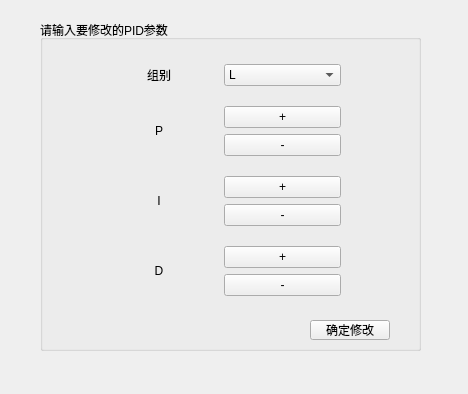
This is pid.ui in Jake5626/SerialAssistant_InvertedPendulum as Qt 5 draws it before an edit. The edited form follows.
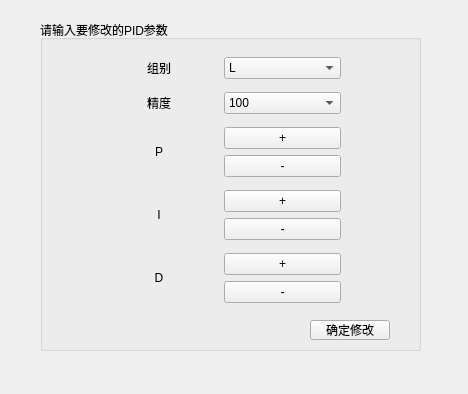
This is the edited form.

What changed in the file:
```diff
--- a/pid.ui
+++ b/pid.ui
@@ -35,23 +35,6 @@
      </rect>
     </property>
     <layout class="QGridLayout" name="gridLayout">
-     <item row="4" column="0">
-      <layout class="QHBoxLayout" name="horizontalLayout">
-       <item>
-        <widget class="QLabel" name="label">
-         <property name="text">
-          <string>P</string>
-         </property>
-         <property name="alignment">
-          <set>Qt::AlignCenter</set>
-         </property>
-         <property name="margin">
-          <number>20</number>
-         </property>
-        </widget>
-       </item>
-      </layout>
-     </item>
      <item row="3" column="0">
       <layout class="QHBoxLayout" name="horizontalLayout_2">
        <item>
@@ -69,7 +52,24 @@
        </item>
       </layout>
      </item>
-     <item row="6" column="0">
+     <item row="5" column="0">
+      <layout class="QHBoxLayout" name="horizontalLayout">
+       <item>
+        <widget class="QLabel" name="label">
+         <property name="text">
+          <string>P</string>
+         </property>
+         <property name="alignment">
+          <set>Qt::AlignCenter</set>
+         </property>
+         <property name="margin">
+          <number>20</number>
+         </property>
+        </widget>
+       </item>
+      </layout>
+     </item>
+     <item row="7" column="0">
       <layout class="QHBoxLayout" name="horizontalLayout_4">
        <item>
         <widget class="QLabel" name="label_2">
@@ -83,7 +83,7 @@
        </item>
       </layout>
      </item>
-     <item row="6" column="1">
+     <item row="7" column="1">
       <layout class="QVBoxLayout" name="verticalLayout_2">
        <item>
         <widget class="QPushButton" name="pushButton_3">
@@ -101,25 +101,7 @@
        </item>
       </layout>
      </item>
-     <item row="4" column="1">
-      <layout class="QVBoxLayout" name="verticalLayout">
-       <item>
-        <widget class="QPushButton" name="pushButton">
-         <property name="text">
-          <string>+</string>
-         </property>
-        </widget>
-       </item>
-       <item>
-        <widget class="QPushButton" name="pushButton_2">
-         <property name="text">
-          <string>-</string>
-         </property>
-        </widget>
-       </item>
-      </layout>
-     </item>
-     <item row="9" column="1">
+     <item row="10" column="1">
       <layout class="QVBoxLayout" name="verticalLayout_3">
        <item>
         <widget class="QPushButton" name="pushButton_5">
@@ -129,7 +111,25 @@
         </widget>
        </item>
        <item>
-        <widget class="QPushButton" name="pushButton_6">
+        <widget class="QPushButton" name="pushButton_DMinus">
+         <property name="text">
+          <string>-</string>
+         </property>
+        </widget>
+       </item>
+      </layout>
+     </item>
+     <item row="5" column="1">
+      <layout class="QVBoxLayout" name="verticalLayout">
+       <item>
+        <widget class="QPushButton" name="pushButton_PPlus">
+         <property name="text">
+          <string>+</string>
+         </property>
+        </widget>
+       </item>
+       <item>
+        <widget class="QPushButton" name="pushButton_PMinus">
          <property name="text">
           <string>-</string>
          </property>
@@ -138,7 +138,7 @@
       </layout>
      </item>
      <item row="3" column="1">
-      <widget class="QComboBox" name="comboBox">
+      <widget class="QComboBox" name="comboBox_Group">
        <property name="insertPolicy">
         <enum>QComboBox::InsertAtBottom</enum>
        </property>
@@ -159,7 +159,7 @@
        </item>
       </widget>
      </item>
-     <item row="9" column="0">
+     <item row="10" column="0">
       <layout class="QHBoxLayout" name="horizontalLayout_6">
        <item>
         <widget class="QLabel" name="label_4">
@@ -173,6 +173,45 @@
        </item>
       </layout>
      </item>
+     <item row="4" column="0">
+      <widget class="QLabel" name="label_5">
+       <property name="text">
+        <string>精度</string>
+       </property>
+       <property name="alignment">
+        <set>Qt::AlignCenter</set>
+       </property>
+      </widget>
+     </item>
+     <item row="4" column="1">
+      <widget class="QComboBox" name="comboBox">
+       <item>
+        <property name="text">
+         <string>100</string>
+        </property>
+       </item>
+       <item>
+        <property name="text">
+         <string>10</string>
+        </property>
+       </item>
+       <item>
+        <property name="text">
+         <string>1</string>
+        </property>
+       </item>
+       <item>
+        <property name="text">
+         <string>0.1</string>
+        </property>
+       </item>
+       <item>
+        <property name="text">
+         <string>0.01</string>
+        </property>
+       </item>
+      </widget>
+     </item>
     </layout>
    </widget>
    <widget class="QPushButton" name="pushButton_confirm">
```
Left out of the diff: 8 changed lines with no effect on the pictures.
